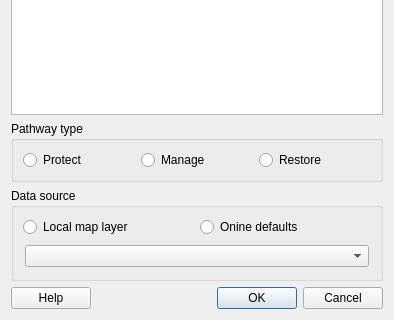
Old version of the form src/cplus_plugin/ui/ncs_pathway_editor_dialog.ui in the repository ConservationInternational/cplus-plugin; both pictures show x 0 to 394 and y 211 to 531 of the 394 by 531 pixel window.
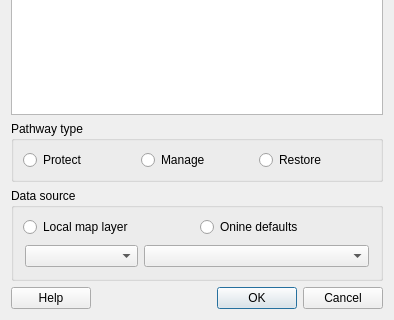
New version of the form. The open tabs and pages were chosen to show the change. Custom widgets are drawn as their Qt base class.

Commit message: Enable grouping online layers by their sources

Patch:
```diff
--- a/src/cplus_plugin/ui/ncs_pathway_editor_dialog.ui
+++ b/src/cplus_plugin/ui/ncs_pathway_editor_dialog.ui
@@ -229,6 +229,9 @@
            <number>2</number>
           </property>
           <item row="0" column="0">
+           <widget class="QComboBox" name="cbo_default_layer_source"/>
+          </item>
+          <item row="0" column="1" colspan="2">
            <widget class="QComboBox" name="cbo_default_layer"/>
           </item>
          </layout>
```
The commit also changes 3 other files.
